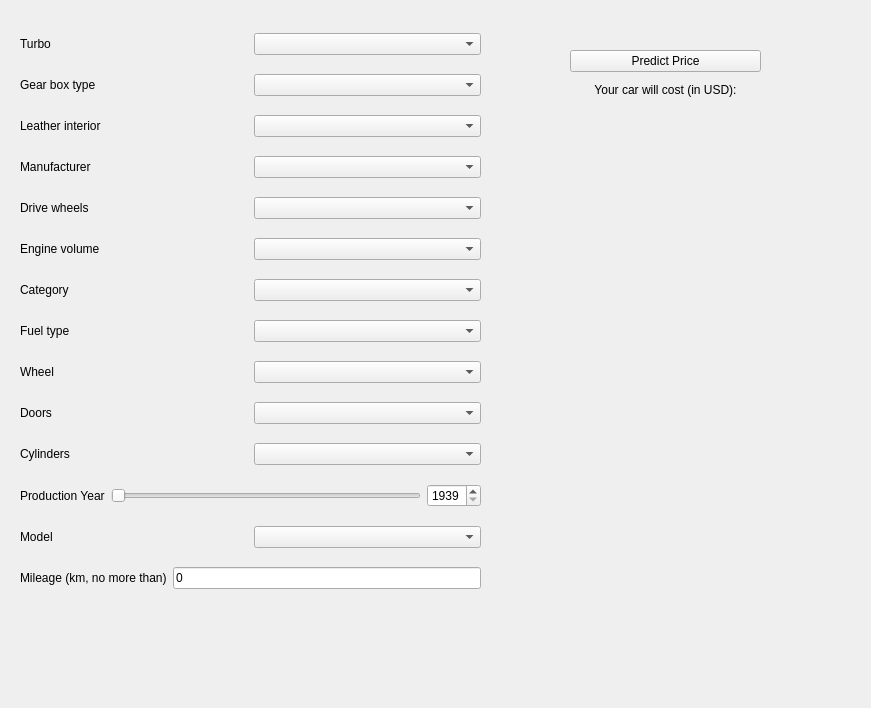
This is form.ui in maximlapitan/qt_based_recommendation_app as Qt 5 draws it before an edit. The edited form follows.
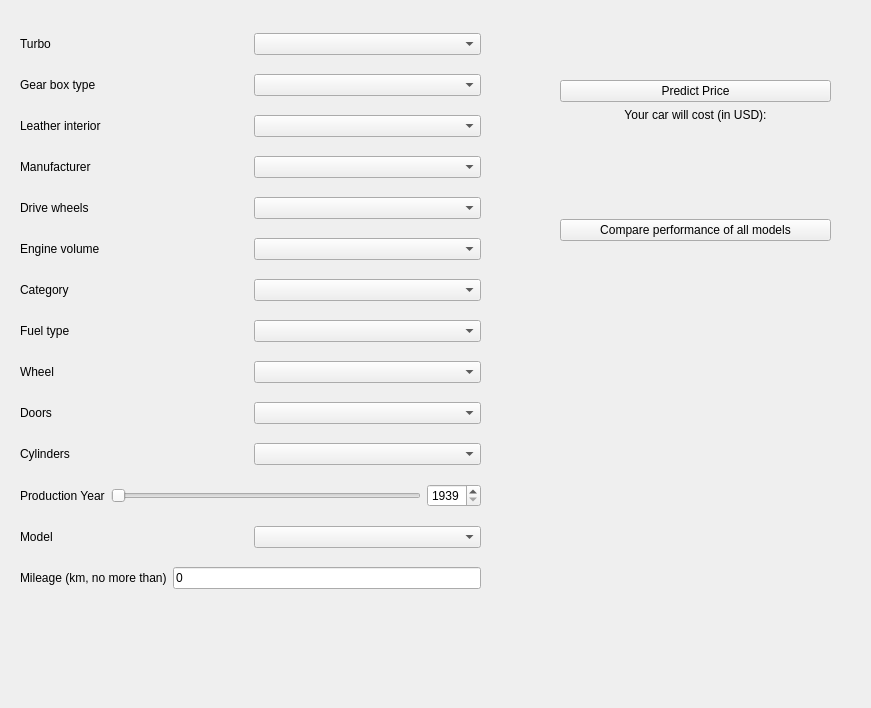
This is the edited form. Icons and pictures are not drawn.

Commit message: add second form and ignore it

Patch:
```diff
--- a/form.ui
+++ b/form.ui
@@ -257,10 +257,10 @@
   <widget class="QWidget" name="verticalLayoutWidget_2">
    <property name="geometry">
     <rect>
-     <x>570</x>
-     <y>50</y>
-     <width>191</width>
-     <height>80</height>
+     <x>560</x>
+     <y>80</y>
+     <width>271</width>
+     <height>161</height>
     </rect>
    </property>
    <layout class="QVBoxLayout" name="verticalLayout_2">
@@ -291,6 +291,26 @@
       </property>
      </widget>
     </item>
+    <item>
+     <spacer name="verticalSpacer_2">
+      <property name="orientation">
+       <enum>Qt::Vertical</enum>
+      </property>
+      <property name="sizeHint" stdset="0">
+       <size>
+        <width>20</width>
+        <height>40</height>
+       </size>
+      </property>
+     </spacer>
+    </item>
+    <item>
+     <widget class="QPushButton" name="compare_performance_button">
+      <property name="text">
+       <string>Compare performance of all models</string>
+      </property>
+     </widget>
+    </item>
    </layout>
   </widget>
  </widget>
```
The commit also changes 5 other files.
